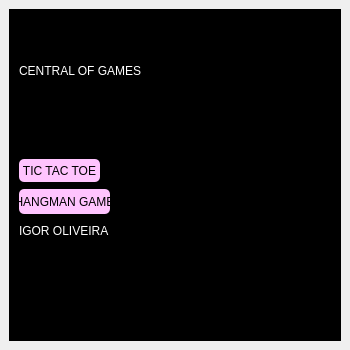
This is telas/centralofGames.ui in iguoliveira/container as Qt 5 draws it before an edit. The edited form follows.
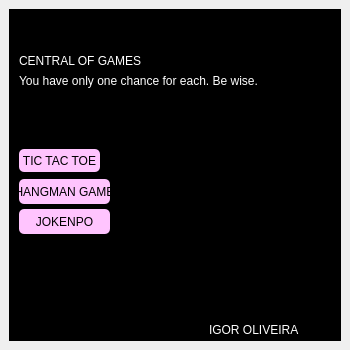
This is the edited form.

```diff
--- a/telas/centralofGames.ui
+++ b/telas/centralofGames.ui
@@ -10,6 +10,12 @@
     <height>350</height>
    </rect>
   </property>
+  <property name="minimumSize">
+   <size>
+    <width>350</width>
+    <height>350</height>
+   </size>
+  </property>
   <property name="maximumSize">
    <size>
     <width>350</width>
@@ -51,7 +57,7 @@
        <property name="geometry">
         <rect>
          <x>10</x>
-         <y>180</y>
+         <y>170</y>
          <width>91</width>
          <height>25</height>
         </rect>
@@ -77,7 +83,7 @@
        <property name="geometry">
         <rect>
          <x>10</x>
-         <y>150</y>
+         <y>140</y>
          <width>81</width>
          <height>23</height>
         </rect>
@@ -103,7 +109,7 @@
        <property name="geometry">
         <rect>
          <x>10</x>
-         <y>50</y>
+         <y>40</y>
          <width>203</width>
          <height>24</height>
         </rect>
@@ -125,8 +131,8 @@
       <widget class="QLabel" name="label_2">
        <property name="geometry">
         <rect>
-         <x>10</x>
-         <y>211</y>
+         <x>200</x>
+         <y>310</y>
          <width>121</width>
          <height>21</height>
         </rect>
@@ -145,6 +151,55 @@
         <string>IGOR OLIVEIRA</string>
        </property>
       </widget>
+      <widget class="QPushButton" name="btnJokenpo">
+       <property name="geometry">
+        <rect>
+         <x>10</x>
+         <y>200</y>
+         <width>91</width>
+         <height>25</height>
+        </rect>
+       </property>
+       <property name="maximumSize">
+        <size>
+         <width>16777215</width>
+         <height>16777215</height>
+        </size>
+       </property>
+       <property name="cursor">
+        <cursorShape>PointingHandCursor</cursorShape>
+       </property>
+       <property name="styleSheet">
+        <string notr="true">background-color: rgb(255, 196, 254);
+border-radius:5px;</string>
+       </property>
+       <property name="text">
+        <string>JOKENPO</string>
+       </property>
+      </widget>
+      <widget class="QLabel" name="label_3">
+       <property name="geometry">
+        <rect>
+         <x>10</x>
+         <y>60</y>
+         <width>251</width>
+         <height>24</height>
+        </rect>
+       </property>
+       <property name="minimumSize">
+        <size>
+         <width>100</width>
+         <height>0</height>
+        </size>
+       </property>
+       <property name="styleSheet">
+        <string notr="true">color: rgb(255, 255, 255);
+font: 75 8pt &quot;Century Gothic&quot;;</string>
+       </property>
+       <property name="text">
+        <string>You have only one chance for each. Be wise.</string>
+       </property>
+      </widget>
      </widget>
     </item>
    </layout>
```
